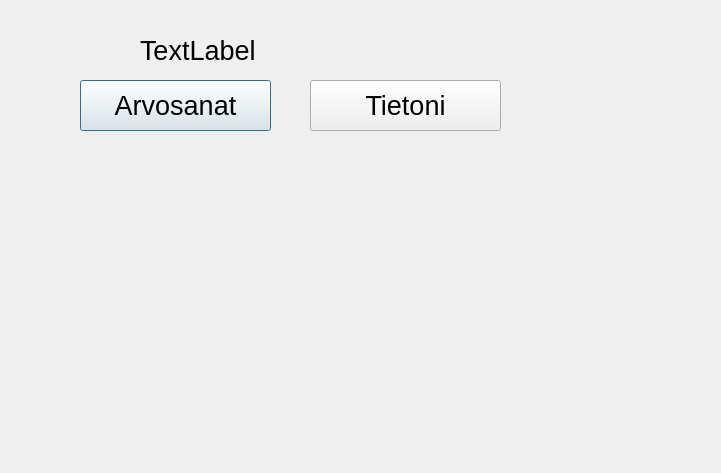
nooramoi/group_17, file frontend/studentwindow.ui: the form before one commit.
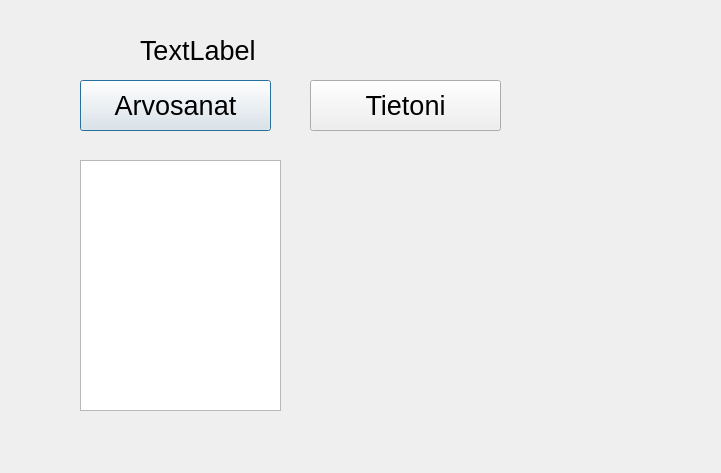
The form after the commit.

The edit to the form file:
```diff
--- a/frontend/studentwindow.ui
+++ b/frontend/studentwindow.ui
@@ -67,6 +67,16 @@
     <string>Tietoni</string>
    </property>
   </widget>
+  <widget class="QTextEdit" name="textGrades">
+   <property name="geometry">
+    <rect>
+     <x>80</x>
+     <y>160</y>
+     <width>201</width>
+     <height>251</height>
+    </rect>
+   </property>
+  </widget>
  </widget>
  <resources/>
  <connections/>
```
